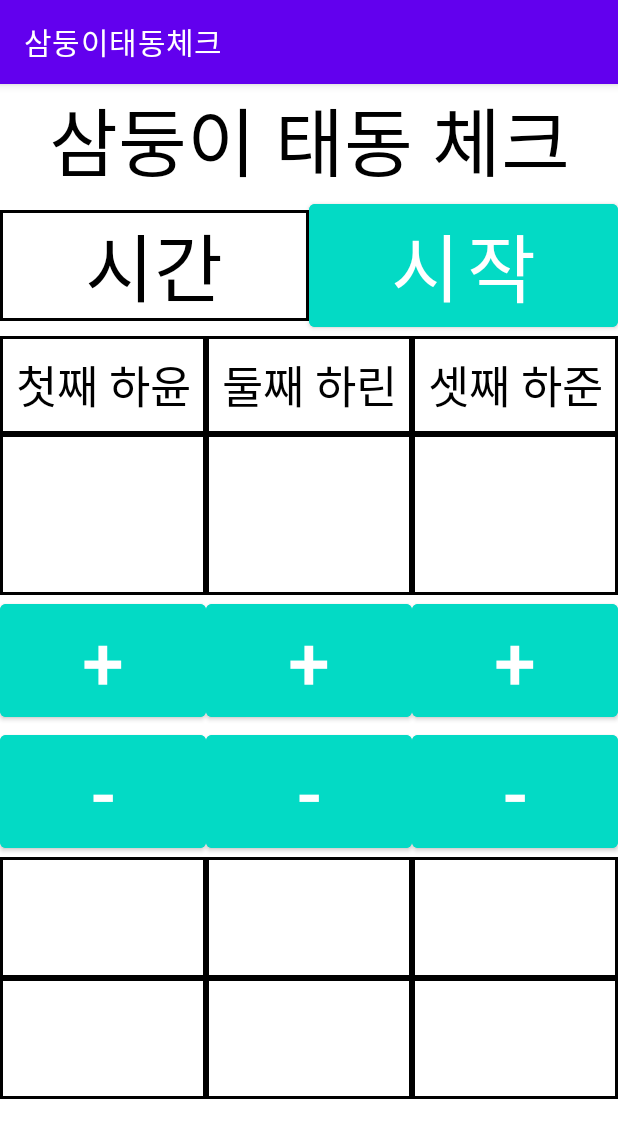
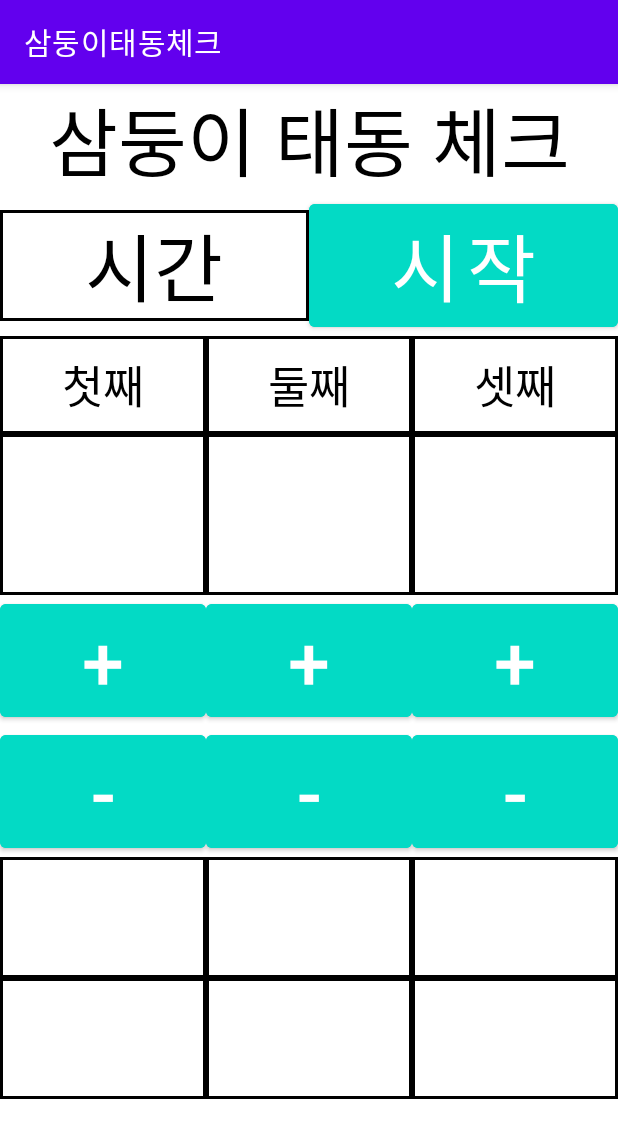
Before and after one commit to whsMCU/tripletschecker, an Android app: the screen it shows after launch (MainActivity), on a phone screen of 412 x 824 dp. Shown: the top 1138 px of the screen. Run offline under Robolectric (Android 15) with nearby library versions, the phone set to English and light mode, and no system bars; our stand-ins replace AdMob.

Commit message:
배포용 소스 수정 및 apk 재빌드

```diff
--- a/app/src/main/res/layout/activity_main.xml
+++ b/app/src/main/res/layout/activity_main.xml
@@ -63,7 +63,7 @@
             android:gravity="center_horizontal"
             android:paddingTop="10dp"
             android:paddingBottom="10dp"
-            android:text="첫째 하윤"
+            android:text="첫째"
             android:textColor="@color/black"
             android:textSize="30dp" />
 
@@ -76,7 +76,7 @@
             android:gravity="center_horizontal"
             android:paddingTop="10dp"
             android:paddingBottom="10dp"
-            android:text="둘째 하린"
+            android:text="둘째"
             android:textColor="@color/black"
             android:textSize="30dp" />
 
@@ -89,7 +89,7 @@
             android:gravity="center_horizontal"
             android:paddingTop="10dp"
             android:paddingBottom="10dp"
-            android:text="셋째 하준"
+            android:text="셋째"
             android:textColor="@color/black"
             android:textSize="30dp" />
     </LinearLayout>
```
Also changed, not shown: 1 other file.
